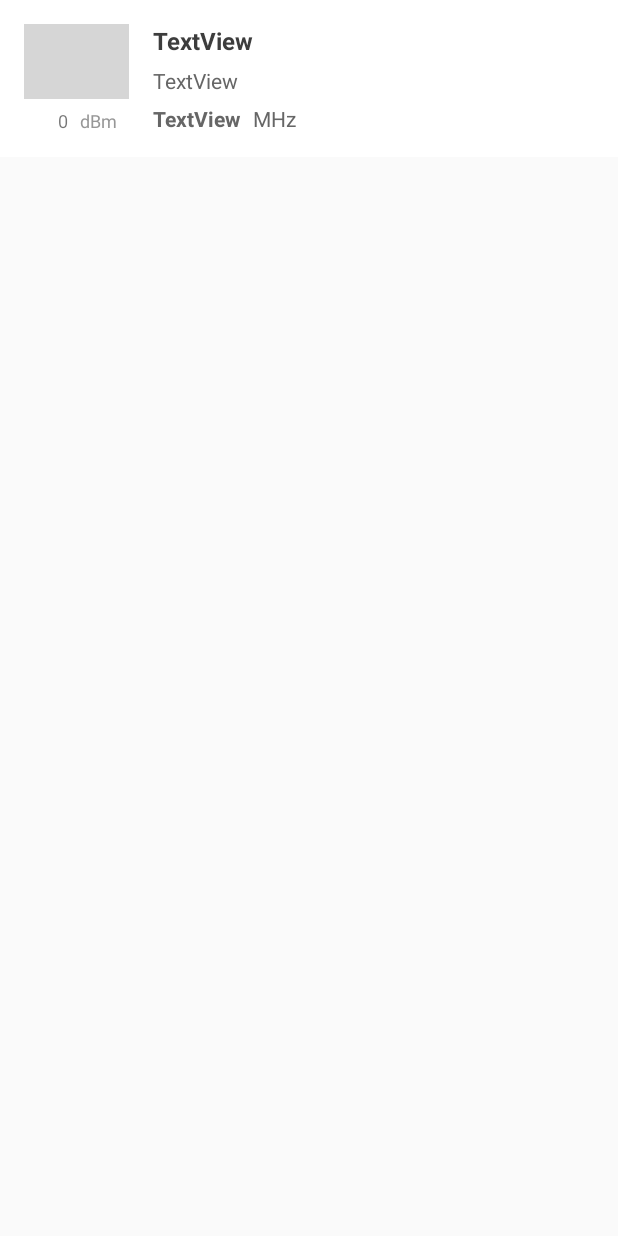
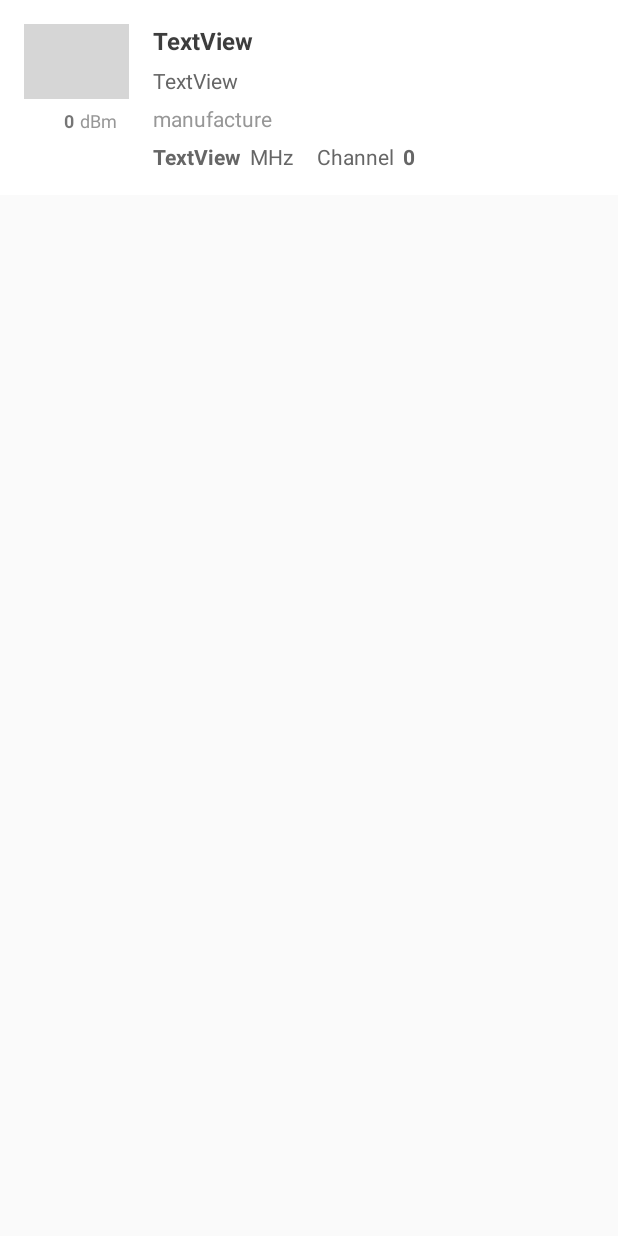
Before and after one commit to abdularis/wifi-signal-meter, an Android app: the layout item_wifi.xml on its own in the app's theme, with its tools: preview values and no code run, on a phone screen of 412 x 824 dp. Run offline under Robolectric (Android 15) with nearby library versions, the phone set to English and light mode, and no system bars; plain views replace LinearGaugeView; grey boxes are pictures that could not be loaded.

Commit message:
Add more attribute & enhancement to wifi list item

```diff
--- a/app/src/main/java/com/github/abdularis/wifisignalmeter/wifilist/WifiListAdapter.kt
+++ b/app/src/main/java/com/github/abdularis/wifisignalmeter/wifilist/WifiListAdapter.kt
@@ -1,9 +1,11 @@
 package com.github.abdularis.wifisignalmeter.wifilist
 
+import android.support.v4.content.ContextCompat
 import android.support.v7.widget.RecyclerView
 import android.view.LayoutInflater
 import android.view.View
 import android.view.ViewGroup
+import android.widget.ImageView
 import android.widget.TextView
 import com.github.abdularis.gaugeview.LinearGaugeView
 import com.github.abdularis.wifisignalmeter.R
@@ -32,16 +34,31 @@ class WifiListAdapter: RecyclerView.Adapter<WifiListAdapter.ViewHolder>() {
         var textBssid: TextView = itemView.findViewById(R.id.textBssid)
         var signalGauge: LinearGaugeView = itemView.findViewById(R.id.signalGauge)
         var textRssi: TextView = itemView.findViewById(R.id.textRssi)
+        var textVendor: TextView = itemView.findViewById(R.id.textVendor)
         var textFreq: TextView = itemView.findViewById(R.id.textFreq)
+        var textChannel: TextView = itemView.findViewById(R.id.textChannel)
+        var imageLock: ImageView = itemView.findViewById(R.id.imageLock)
         var itemContainer: View = itemView.findViewById(R.id.itemContainer)
 
         fun bind(onItemClickListener: OnItemClickListener?, wifiAp: WifiAccessPoint) {
             val levelPercent = calcSignalPercentage(wifiAp.signal.level)
-            textSsid.text = wifiAp.signal.ssid
+            if (wifiAp.signal.isHidden) {
+                textSsid.setTextColor(ContextCompat.getColor(textSsid.context, R.color.hidden_wifi))
+                textSsid.text = "<hidden wifi>"
+            } else {
+                textSsid.setTextColor(ContextCompat.getColor(textSsid.context, R.color.item_text_primary))
+                textSsid.text = wifiAp.signal.ssid
+            }
+            if (wifiAp.isConnected) {
+                textSsid.setTextColor(ContextCompat.getColor(textSsid.context, R.color.connected_wifi))
+            }
+            imageLock.visibility = if (wifiAp.signal.authenticationNeeded) View.VISIBLE else View.GONE
             textBssid.text = wifiAp.signal.bssid
             signalGauge.currentNumber = levelPercent
             textRssi.text = wifiAp.signal.level.toString()
+            textVendor.text = wifiAp.signal.vendor
             textFreq.text = wifiAp.signal.channel.frequency.toString()
+            textChannel.text = wifiAp.signal.channel.channelNumber.toString()
             itemContainer.setOnClickListener { v ->
                 onItemClickListener?.onItemClick(wifiAp)
             }
--- a/app/src/main/java/com/github/abdularis/wifisignalmeter/wifiselector/WifiSelectorActivity.kt
+++ b/app/src/main/java/com/github/abdularis/wifisignalmeter/wifiselector/WifiSelectorActivity.kt
@@ -8,10 +8,12 @@ import android.support.v7.app.AppCompatActivity
 import android.os.Bundle
 import android.support.v7.widget.DividerItemDecoration
 import android.support.v7.widget.LinearLayoutManager
+import android.view.MenuItem
 import com.github.abdularis.wifisignalmeter.App
 import com.github.abdularis.wifisignalmeter.R
 import com.github.abdularis.wifisignalmeter.ViewModelFactory
 import com.github.abdularis.wifisignalmeter.model.WifiAccessPoint
+import com.github.abdularis.wifisignalmeter.wifilist.WifiListAdapter
 import com.github.abdularis.wifisignalmeter.wifilist.WifiListViewModel
 import kotlinx.android.synthetic.main.activity_wifi_selector.*
 import kotlinx.android.synthetic.main.partial_toolbar.*
@@ -27,7 +29,7 @@ class WifiSelectorActivity : AppCompatActivity() {
     @Inject
     lateinit var mViewModelFactory: ViewModelFactory
     lateinit var viewModel: WifiListViewModel
-    private val wifiListAdapter: SimpleWifiListAdapter = SimpleWifiListAdapter()
+    private val wifiListAdapter = WifiListAdapter()
 
     override fun onCreate(savedInstanceState: Bundle?) {
         super.onCreate(savedInstanceState)
@@ -40,7 +42,7 @@ class WifiSelectorActivity : AppCompatActivity() {
         supportActionBar?.setDisplayHomeAsUpEnabled(true)
         supportActionBar?.title = getString(R.string.title_select_wifi)
 
-        wifiListAdapter.onItemClickListener = object: SimpleWifiListAdapter.OnItemClickListener {
+        wifiListAdapter.onItemClickListener = object: WifiListAdapter.OnItemClickListener {
             override fun onItemClick(wifiAp: WifiAccessPoint) {
                 val intent = Intent()
                 intent.putExtra(EXTRA_SSID, wifiAp.signal.ssid)
--- a/app/src/main/res/layout/item_wifi.xml
+++ b/app/src/main/res/layout/item_wifi.xml
@@ -40,6 +40,23 @@
         app:layout_constraintStart_toEndOf="@+id/signalGauge"
         app:layout_constraintTop_toBottomOf="@+id/textSsid"/>
 
+    <TextView
+        android:id="@+id/textVendor"
+        android:layout_width="0dp"
+        android:layout_height="wrap_content"
+        android:layout_marginEnd="16dp"
+        android:layout_marginLeft="16dp"
+        android:layout_marginRight="16dp"
+        android:layout_marginStart="16dp"
+        android:layout_marginTop="6dp"
+        android:text="manufacture"
+        android:textColor="@color/item_text_ternary"
+        android:maxLines="1"
+        android:ellipsize="end"
+        app:layout_constraintEnd_toEndOf="parent"
+        app:layout_constraintStart_toEndOf="@+id/signalGauge"
+        app:layout_constraintTop_toBottomOf="@+id/textBssid"/>
+
     <com.github.abdularis.gaugeview.LinearGaugeView
         android:id="@+id/signalGauge"
         android:layout_width="70dp"
@@ -52,16 +69,27 @@
         app:layout_constraintStart_toStartOf="parent"
         app:layout_constraintTop_toTopOf="parent"/>
 
+    <ImageView
+        android:id="@+id/imageLock"
+        android:layout_width="18dp"
+        android:layout_height="18dp"
+        android:layout_marginBottom="6dp"
+        android:src="@drawable/ic_lock"
+        android:tint="@color/item_text_secondary"
+        app:layout_constraintBottom_toBottomOf="@+id/signalGauge"
+        app:layout_constraintStart_toStartOf="@+id/signalGauge"/>
+
     <TextView
         android:id="@+id/textRssi"
         android:layout_width="wrap_content"
         android:layout_height="wrap_content"
-        android:layout_marginEnd="8dp"
+        android:layout_marginEnd="4dp"
         android:layout_marginLeft="8dp"
-        android:layout_marginRight="8dp"
+        android:layout_marginRight="4dp"
         android:layout_marginStart="8dp"
         android:text="0"
         android:textSize="12sp"
+        android:textStyle="bold"
         app:layout_constraintEnd_toStartOf="@+id/textView"
         app:layout_constraintHorizontal_bias="1.0"
         app:layout_constraintStart_toStartOf="@+id/signalGauge"
@@ -96,17 +124,46 @@
         android:textStyle="bold"
         app:layout_constraintBottom_toBottomOf="parent"
         app:layout_constraintStart_toEndOf="@+id/signalGauge"
-        app:layout_constraintTop_toBottomOf="@+id/textBssid"
-        app:layout_constraintVertical_bias="0.0"/>
+        app:layout_constraintTop_toBottomOf="@id/textVendor"/>
 
     <TextView
+        android:id="@+id/textView3"
         android:layout_width="wrap_content"
         android:layout_height="wrap_content"
-        android:layout_marginLeft="8dp"
-        android:layout_marginStart="8dp"
+        android:layout_marginLeft="6dp"
+        android:layout_marginStart="6dp"
         android:text="@string/freq_unit"
         android:textColor="@color/item_text_secondary"
         app:layout_constraintStart_toEndOf="@+id/textFreq"
         app:layout_constraintTop_toTopOf="@+id/textFreq"/>
 
+    <TextView
+        android:id="@+id/textView2"
+        android:layout_width="wrap_content"
+        android:layout_height="wrap_content"
+        android:layout_marginBottom="16dp"
+        android:layout_marginLeft="16dp"
+        android:layout_marginStart="16dp"
+        android:text="@string/channel"
+        android:textColor="@color/item_text_secondary"
+        app:layout_constraintBottom_toBottomOf="parent"
+        app:layout_constraintStart_toEndOf="@+id/textView3"/>
+
+    <TextView
+        android:id="@+id/textChannel"
+        android:layout_width="wrap_content"
+        android:layout_height="wrap_content"
+        android:layout_marginBottom="16dp"
+        android:layout_marginEnd="16dp"
+        android:layout_marginLeft="6dp"
+        android:layout_marginRight="16dp"
+        android:layout_marginStart="6dp"
+        android:text="0"
+        android:textColor="@color/item_text_secondary"
+        android:textStyle="bold"
+        app:layout_constraintBottom_toBottomOf="parent"
+        app:layout_constraintEnd_toEndOf="parent"
+        app:layout_constraintHorizontal_bias="0.0"
+        app:layout_constraintStart_toEndOf="@+id/textView2"/>
+
 </android.support.constraint.ConstraintLayout>
--- a/app/src/main/res/values/colors.xml
+++ b/app/src/main/res/values/colors.xml
@@ -14,4 +14,7 @@
     <color name="signal_empty">#6affffff</color>
     <color name="signal_filled">#fff</color>
     <color name="item_bg_pressed">#f1f7fa</color>
+
+    <color name="hidden_wifi">#EF6C00</color>
+    <color name="connected_wifi">#00C652</color>
 </resources>
```
